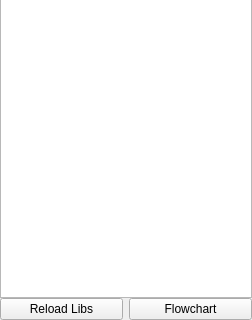
Before: the Qt Designer form ami/flowchart/FlowchartCtrlTemplate.ui in slac-lcls/ami, drawn with Qt 5; both pictures show x 0 to 252 and y 179 to 499 of the 252 by 499 pixel window.
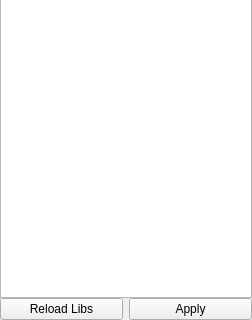
After: the same form once the commit is applied. Custom widgets are drawn as their Qt base class.

Commit message: Add flowchart client.

Patch:
```diff
--- a/ami/flowchart/FlowchartCtrlTemplate.ui
+++ b/ami/flowchart/FlowchartCtrlTemplate.ui
@@ -6,7 +6,7 @@
    <rect>
     <x>0</x>
     <y>0</y>
-    <width>217</width>
+    <width>252</width>
     <height>499</height>
    </rect>
   </property>
@@ -57,10 +57,10 @@
    <item row="4" column="2" colspan="2">
     <widget class="QPushButton" name="showChartBtn">
      <property name="text">
-      <string>Flowchart</string>
+      <string>Apply</string>
      </property>
      <property name="checkable">
-      <bool>true</bool>
+      <bool>false</bool>
      </property>
     </widget>
    </item>
```
Left out of the diff: 23 changed lines with no effect on the pictures. The commit also changes 7 other files.
